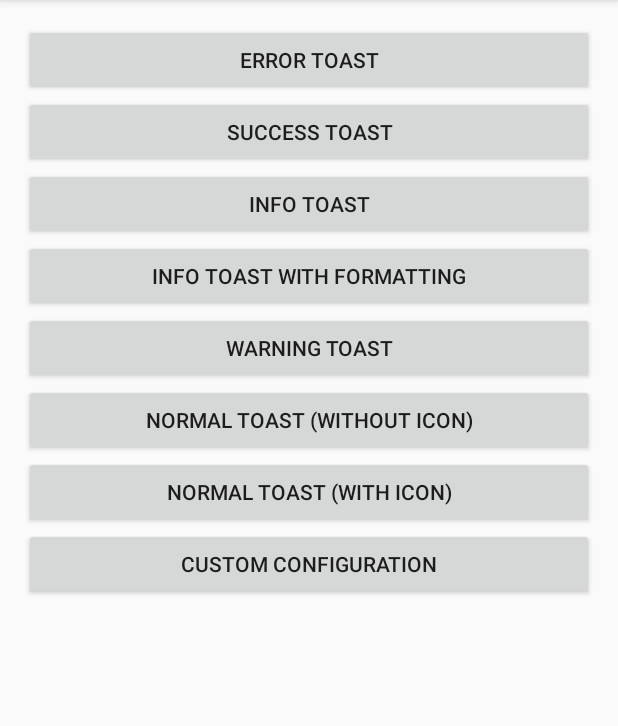
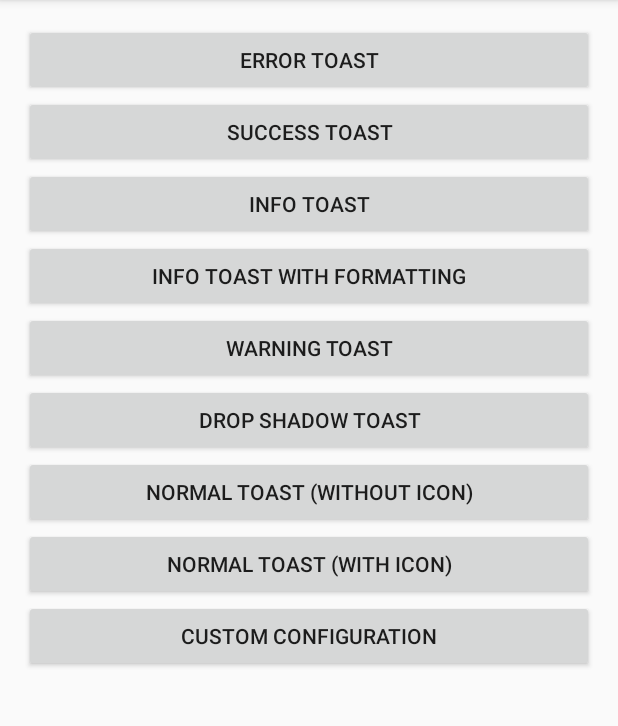
Before and after one commit to GrenderG/Toasty, an Android app: the screen it shows after launch (MainActivity), after a tap on "INFO TOAST", on a phone screen of 412 x 824 dp, the part 84-810 px from its top. Run offline under Robolectric (Android 15) with nearby library versions, the phone set to English and light mode, and no system bars.

Commit message:
Add drop shadow support

```diff
--- a/app/src/main/java/es/dmoral/toastysample/MainActivity.java
+++ b/app/src/main/java/es/dmoral/toastysample/MainActivity.java
@@ -9,6 +9,7 @@ import android.text.SpannableStringBuilder;
 import android.text.style.StyleSpan;
 import android.view.View;
 
+import es.dmoral.toasty.ShadowOptions;
 import es.dmoral.toasty.Toasty;
 
 import static android.graphics.Typeface.BOLD_ITALIC;
@@ -60,6 +61,14 @@ public class MainActivity extends AppCompatActivity {
                 Toasty.warning(MainActivity.this, R.string.warning_message, Toasty.LENGTH_SHORT, true).show();
             }
         });
+        findViewById(R.id.button_shadow_toast).setOnClickListener(new View.OnClickListener() {
+            @Override
+            public void onClick(View view) {
+                Toasty.Config.getInstance().setShadow(ShadowOptions.DROP_SHADOW).apply();
+                Toasty.warning(MainActivity.this, R.string.shadow_message, Toasty.LENGTH_SHORT, true).show();
+                Toasty.Config.reset();
+            }
+        });
         findViewById(R.id.button_normal_toast_wo_icon).setOnClickListener(new View.OnClickListener() {
             @Override
             public void onClick(View view) {
--- a/app/src/main/res/layout/activity_main.xml
+++ b/app/src/main/res/layout/activity_main.xml
@@ -59,21 +59,32 @@
             android:layout_alignParentEnd="true" />
 
         <Button
-            android:text="@string/warning_toast"
+            android:id="@+id/button_warning_toast"
             android:layout_width="wrap_content"
             android:layout_height="wrap_content"
             android:layout_below="@+id/button_info_toast_with_formatting"
+            android:layout_alignParentStart="true"
             android:layout_alignParentLeft="true"
+            android:layout_alignParentEnd="true"
+            android:layout_alignParentRight="true"
+            android:text="@string/warning_toast" />
+
+        <Button
+            android:id="@+id/button_shadow_toast"
+            android:layout_width="wrap_content"
+            android:layout_height="wrap_content"
+            android:layout_below="@+id/button_warning_toast"
             android:layout_alignParentStart="true"
+            android:layout_alignParentLeft="true"
+            android:layout_alignParentEnd="true"
             android:layout_alignParentRight="true"
-            android:layout_alignParentEnd="true"
-            android:id="@+id/button_warning_toast" />
+            android:text="@string/shadow_toast" />
 
         <Button
             android:text="@string/normal_toast_without_icon"
             android:layout_width="wrap_content"
             android:layout_height="wrap_content"
-            android:layout_below="@+id/button_warning_toast"
+            android:layout_below="@+id/button_shadow_toast"
             android:layout_alignParentLeft="true"
             android:layout_alignParentStart="true"
             android:id="@+id/button_normal_toast_wo_icon"
--- a/app/src/main/res/values/strings.xml
+++ b/app/src/main/res/values/strings.xml
@@ -3,6 +3,7 @@
     <string name="normal_toast_with_icon">NORMAL TOAST (WITH ICON)</string>
     <string name="normal_toast_without_icon">NORMAL TOAST (WITHOUT ICON)</string>
     <string name="warning_toast">WARNING TOAST</string>
+    <string name="shadow_toast">DROP SHADOW TOAST</string>
     <string name="info_toast">INFO TOAST</string>
     <string name="info_toast_with_formatting">INFO TOAST WITH FORMATTING</string>
     <string name="error_toast">ERROR TOAST</string>
@@ -13,6 +14,7 @@
     <string name="success_message">Success!</string>
     <string name="info_message">Here is some info for you.</string>
     <string name="warning_message">Beware of the dog.</string>
+    <string name="shadow_message">This has a drop shadow.</string>
     <string name="normal_message_without_icon">Normal toast w/o icon</string>
     <string name="normal_message_with_icon">Normal toast w/ icon</string>
     <string name="custom_message">sudo kill -9 everyone</string>
--- /dev/null
+++ b/toasty/src/main/java/es/dmoral/toasty/ShadowOptions.java
@@ -0,0 +1,56 @@
+package es.dmoral.toasty;
+
+import android.graphics.Color;
+
+import androidx.annotation.CheckResult;
+
+/**
+ * Provide a simple way to configure shadows for toast texts
+ */
+public class ShadowOptions {
+
+    /**
+     * No shadow at all
+     */
+    public static ShadowOptions NONE = new ShadowOptions(0,0,0,0);
+
+    /**
+     * A drop shadow suitable far from the text to aid legibility
+     */
+    public static ShadowOptions DROP_SHADOW = new ShadowOptions(8,5,5,Color.BLACK);
+
+    /**
+     * An outer 'glow'
+     */
+    public static ShadowOptions OUTER_GLOW = new ShadowOptions(3,0,0,Color.WHITE);
+
+    private int radius, dx, dy, color;
+
+    public ShadowOptions(int radius, int dx, int dy, int color) {
+        this.radius = radius;
+        this.dx = dx;
+        this.dy = dy;
+        this.color = color;
+    }
+
+    @CheckResult
+    public int getColor() {
+        return color;
+    }
+
+    @CheckResult
+    public int getDx() {
+        return dx;
+    }
+
+    @CheckResult
+    public int getDy() {
+        return dy;
+    }
+
+    @CheckResult
+    public int getRadius() {
+        return radius;
+    }
+
+}
--- a/toasty/src/main/java/es/dmoral/toasty/Toasty.java
+++ b/toasty/src/main/java/es/dmoral/toasty/Toasty.java
@@ -50,6 +50,7 @@ public class Toasty {
     private static int yOffset = -1;
     private static boolean supportDarkTheme = true;
     private static boolean isRTL = false;
+    private static ShadowOptions shadowOptions = ShadowOptions.NONE;
 
     private static Toast lastToast = null;
 
@@ -298,6 +299,7 @@ public class Toasty {
                 ToastyUtils.getColor(context, textColorRes), duration, withIcon, shouldTint);
     }
 
+
     @SuppressLint("ShowToast")
     @CheckResult
     public static Toast custom(@NonNull Context context, @NonNull CharSequence message, Drawable icon,
@@ -331,6 +333,11 @@ public class Toasty {
         toastTextView.setTextColor(textColor);
         toastTextView.setTypeface(currentTypeface);
         toastTextView.setTextSize(TypedValue.COMPLEX_UNIT_SP, textSize);
+        toastTextView.setShadowLayer(
+                shadowOptions.getRadius(),
+                shadowOptions.getDx(),
+                shadowOptions.getDy(),
+                shadowOptions.getColor());
 
         currentToast.setView(toastLayout);
 
@@ -390,6 +397,8 @@ public class Toasty {
         private int yOffset = Toasty.yOffset;
         private boolean supportDarkTheme = true;
         private boolean isRTL = false;
+        private ShadowOptions shadowOptions = Toasty.shadowOptions;
+
 
         private Config() {
             // avoiding instantiation
@@ -410,6 +419,7 @@ public class Toasty {
             Toasty.yOffset = -1;
             Toasty.supportDarkTheme = true;
             Toasty.isRTL = false;
+            Toasty.shadowOptions = ShadowOptions.NONE;
         }
 
         @CheckResult
@@ -456,6 +466,13 @@ public class Toasty {
             return this;
         }
 
+        @CheckResult
+        public Config setShadow(ShadowOptions shadowOptions) {
+            this.shadowOptions = shadowOptions;
+            return this;
+        }
+
+        @CheckResult
         public Config setRTL(boolean isRTL) {
             this.isRTL = isRTL;
             return this;
@@ -471,6 +488,7 @@ public class Toasty {
             Toasty.yOffset = yOffset;
             Toasty.supportDarkTheme = supportDarkTheme;
             Toasty.isRTL = isRTL;
+            Toasty.shadowOptions = shadowOptions;
         }
     }
 }
```
